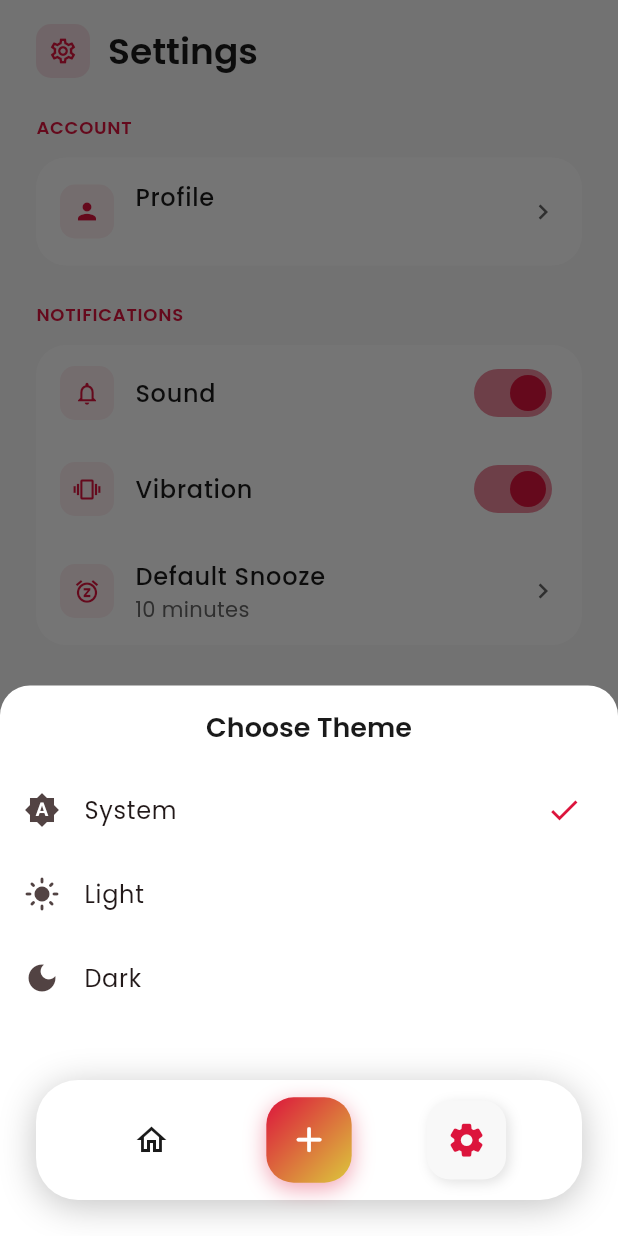
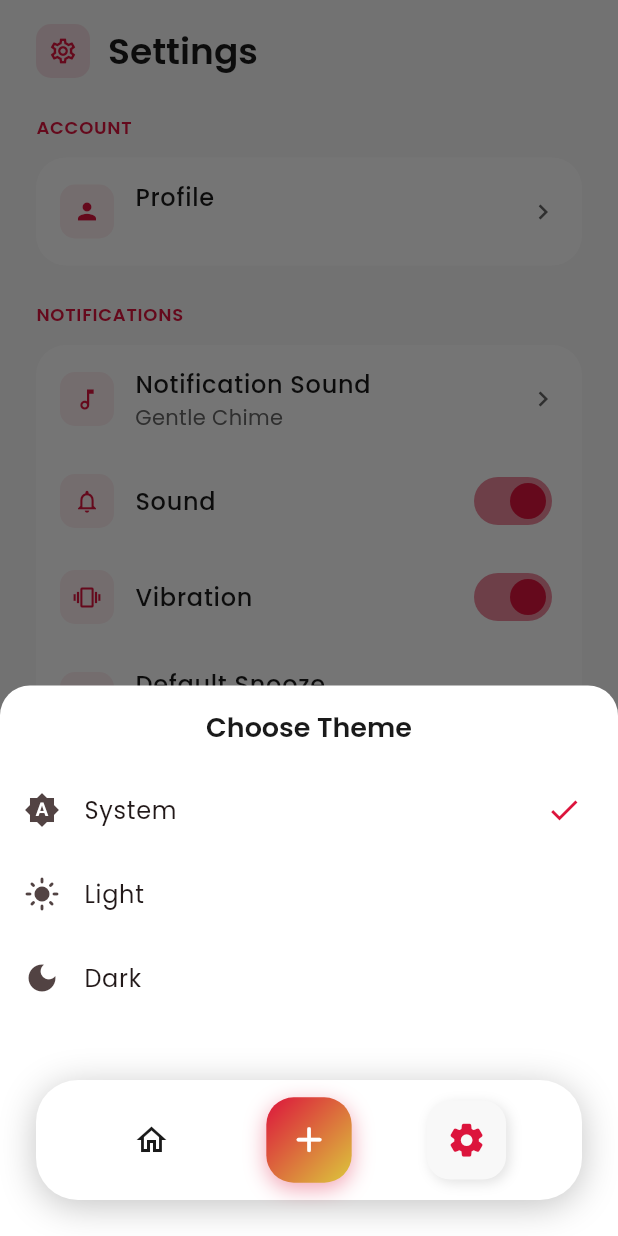
Before and after one commit to Mathew222/Ping, a Flutter app: the SettingsScreen screen opened by its route, after a tap on "Theme", on a phone screen of 412 x 824 dp. Run offline on Flutter 3.47's test engine with Material 3 defaults, Android fonts, the phone set to English and light mode, and no system bars; drawn by our look-alikes of flutter_animate; our stand-ins replace audioplayers, flutter_local_notifications, flutter_riverpod, go_router, google_fonts, shared_preferences and 2 more; accounts and stored records are empty.

Commit message:
Add custom notification sounds feature with preview functionality

```diff
--- /dev/null
+++ b/assets/sounds/urgent_alert.txt
@@ -0,0 +1,5 @@
+This is a placeholder file. Replace with actual urgent_alert.mp3 sound file.
+
+Download from: https://pixabay.com/sound-effects/search/alert%20notification/
+
+Look for an attention-grabbing alert sound (1-3 seconds).
--- a/lib/core/notifications/notification_service.dart
+++ b/lib/core/notifications/notification_service.dart
@@ -4,6 +4,7 @@ import 'package:flutter_local_notifications/flutter_local_notifications.dart';
 import 'package:timezone/timezone.dart' as tz;
 import 'package:timezone/data/latest.dart' as tz_data;
 import 'package:ping/features/reminders/domain/reminder.dart';
+import 'package:ping/core/sounds/sound_service.dart';
 
 /// NotificationService - Full implementation with Android/iOS notifications
 class NotificationService {
@@ -17,6 +18,14 @@ class NotificationService {
   int _lastSnoozeDuration = 10;
   int get lastSnoozeDuration => _lastSnoozeDuration;
   set lastSnoozeDuration(int value) => _lastSnoozeDuration = value;
+
+  // Current notification sound
+  NotificationSound _currentSound = NotificationSound.gentleChime;
+
+  /// Set the notification sound
+  void setNotificationSound(NotificationSound sound) {
+    _currentSound = sound;
+  }
 
   // Callback when user interacts with notification
   Function(String reminderId, String action, int? snoozeDuration)?
@@ -160,18 +169,19 @@ class NotificationService {
     // Use the reminder's last snooze duration, or default to 10 minutes
     final snoozeDuration = reminder.lastSnoozeDuration ?? _lastSnoozeDuration;
 
-    // Android notification with action buttons
+    // Android notification with action buttons and custom sound
     final androidDetails = AndroidNotificationDetails(
       'ping_reminders',
       'Ping Reminders',
       channelDescription: 'Reminder notifications from Ping',
-      importance: Importance.max, // Changed to max for better visibility
-      priority: Priority.max, // Changed to max
+      importance: Importance.max,
+      priority: Priority.max,
       playSound: true,
+      sound: RawResourceAndroidNotificationSound(
+          _currentSound.androidResourceName),
       enableVibration: true,
       category: AndroidNotificationCategory.reminder,
-      // Remove styleInformation to use default style which shows actions better
-      fullScreenIntent: true, // Show as heads-up notification
+      fullScreenIntent: true,
       actions: [
         const AndroidNotificationAction(
           'complete',
@@ -191,11 +201,12 @@ class NotificationService {
       ],
     );
 
-    // iOS notification
-    const iosDetails = DarwinNotificationDetails(
+    // iOS notification with custom sound
+    final iosDetails = DarwinNotificationDetails(
       presentAlert: true,
       presentBadge: true,
       presentSound: true,
+      sound: _currentSound.iosFileName,
       categoryIdentifier: 'reminder_category',
     );
 
--- /dev/null
+++ b/lib/core/sounds/sound_service.dart
@@ -0,0 +1,146 @@
+import 'package:flutter_riverpod/flutter_riverpod.dart';
+import 'package:shared_preferences/shared_preferences.dart';
+import 'package:audioplayers/audioplayers.dart';
+import 'package:flutter/foundation.dart';
+import 'package:flutter/services.dart';
+
+/// Available notification sounds
+enum NotificationSound {
+  gentleChime('Gentle Chime', 'gentle_chime'),
+  classicBell('Classic Bell', 'classic_bell'),
+  digitalBeep('Digital Beep', 'digital_beep'),
+  urgentAlert('Urgent Alert', 'urgent_alert');
+
+  final String displayName;
+  final String fileName;
+
+  const NotificationSound(this.displayName, this.fileName);
+
+  /// Get the sound resource name for Android notifications
+  String get androidResourceName => fileName;
+
+  /// Get the sound file name for iOS notifications
+  String get iosFileName => '$fileName.mp3';
+}
+
+/// Service to manage notification sound preferences
+class SoundService {
+  static const String _soundPreferenceKey = 'notification_sound';
+
+  // Audio player for previewing sounds
+  final AudioPlayer _audioPlayer = AudioPlayer();
+
+  /// Get the currently selected notification sound
+  Future<NotificationSound> getSelectedSound() async {
+    final prefs = await SharedPreferences.getInstance();
+    final soundName = prefs.getString(_soundPreferenceKey);
+
+    if (soundName == null) {
+      return NotificationSound.gentleChime; // Default
+    }
+
+    // Find matching sound
+    try {
+      return NotificationSound.values.firstWhere(
+        (sound) => sound.fileName == soundName,
+      );
+    } catch (e) {
+      return NotificationSound.gentleChime; // Fallback to default
+    }
+  }
+
+  /// Set the notification sound preference
+  Future<void> setSelectedSound(NotificationSound sound) async {
+    final prefs = await SharedPreferences.getInstance();
+    await prefs.setString(_soundPreferenceKey, sound.fileName);
+  }
+
+  /// Get all available sounds
+  List<NotificationSound> getAvailableSounds() {
+    return NotificationSound.values;
+  }
+
+  /// Preview a notification sound
+  Future<void> previewSound(NotificationSound sound) async {
+    try {
+      // Stop any currently playing sound
+      await _audioPlayer.stop();
+
+      if (kIsWeb) {
+        debugPrint('Sound preview not supported on web');
+        return;
+      }
+
+      // Try to play from assets
+      final assetPath = 'sounds/${sound.fileName}.mp3';
+      debugPrint('Attempting to preview sound: $assetPath');
+
+      try {
+        await _audioPlayer.play(AssetSource(assetPath));
+        debugPrint('✅ Sound preview playing: ${sound.displayName}');
+      } catch (assetError) {
+        // MP3 files not added yet - play system sound as fallback
+        debugPrint('⚠️ MP3 file not found, playing system sound as fallback');
+        debugPrint('Add MP3 files to assets/sounds/ for custom sounds');
+
+        // Play system click sound as feedback
+        await SystemSound.play(SystemSoundType.click);
+      }
+    } catch (e) {
+      debugPrint('Error previewing sound: $e');
+      // Last resort - try system sound
+      try {
+        await SystemSound.play(SystemSoundType.click);
+      } catch (_) {
+        // Silently fail
+      }
+    }
+  }
+
+  /// Stop any currently playing preview
+  Future<void> stopPreview() async {
+    await _audioPlayer.stop();
+  }
+
+  /// Dispose the audio player
+  void dispose() {
+    _audioPlayer.dispose();
+  }
+}
+
+/// Provider for the sound service
+final soundServiceProvider = Provider<SoundService>((ref) {
+  return SoundService();
+});
+
+/// Provider for the currently selected notification sound
+final selectedSoundProvider = FutureProvider<NotificationSound>((ref) async {
+  final soundService = ref.watch(soundServiceProvider);
+  return await soundService.getSelectedSound();
+});
+
+/// Provider to update the selected sound
+final soundSelectionProvider =
+    StateNotifierProvider<SoundSelectionNotifier, NotificationSound>((ref) {
+  return SoundSelectionNotifier(ref);
+});
+
+/// Notifier to manage sound selection state
+class SoundSelectionNotifier extends StateNotifier<NotificationSound> {
+  final Ref ref;
+
+  SoundSelectionNotifier(this.ref) : super(NotificationSound.gentleChime) {
+    _loadSound();
+  }
+
+  Future<void> _loadSound() async {
+    final soundService = ref.read(soundServiceProvider);
+    state = await soundService.getSelectedSound();
+  }
+
+  Future<void> setSound(NotificationSound sound) async {
+    final soundService = ref.read(soundServiceProvider);
+    await soundService.setSelectedSound(sound);
+    state = sound;
+  }
+}
--- a/lib/features/settings/presentation/screens/settings_screen.dart
+++ b/lib/features/settings/presentation/screens/settings_screen.dart
@@ -6,6 +6,8 @@ import 'package:go_router/go_router.dart';
 import 'package:ping/app/theme/ping_theme.dart';
 import 'package:ping/app/theme/theme_provider.dart';
 import 'package:ping/features/auth/presentation/providers/auth_provider.dart';
+import 'package:ping/core/sounds/sound_service.dart';
+import 'package:ping/core/notifications/notification_service.dart';
 
 /// Settings screen with neumorphic design
 class SettingsScreen extends ConsumerStatefulWidget {
@@ -63,6 +65,17 @@ class _SettingsScreenState extends ConsumerState<SettingsScreen> {
               child: _buildSection(
                 'Notifications',
                 [
+                  Consumer(
+                    builder: (context, ref, child) {
+                      final selectedSound = ref.watch(soundSelectionProvider);
+                      return _buildSettingsTile(
+                        icon: Icons.music_note_outlined,
+                        title: 'Notification Sound',
+                        subtitle: selectedSound.displayName,
+                        onTap: () => _showSoundPicker(),
+                      );
+                    },
+                  ),
                   _buildSwitchTile(
                     icon: Icons.notifications_outlined,
                     title: 'Sound',
@@ -373,6 +386,91 @@ class _SettingsScreenState extends ConsumerState<SettingsScreen> {
     );
   }
 
+  void _showSoundPicker() {
+    final currentSound = ref.read(soundSelectionProvider);
+    final soundService = ref.read(soundServiceProvider);
+    final availableSounds = NotificationSound.values;
+
+    showModalBottomSheet(
+      context: context,
+      backgroundColor: Theme.of(context).cardColor,
+      shape: const RoundedRectangleBorder(
+        borderRadius: BorderRadius.vertical(top: Radius.circular(20)),
+      ),
+      builder: (context) => SafeArea(
+        child: Column(
+          mainAxisSize: MainAxisSize.min,
+          children: [
+            Padding(
+              padding: const EdgeInsets.all(16),
+              child: Text(
+                'Notification Sound',
+                style: Theme.of(context).textTheme.titleLarge,
+              ),
+            ),
+            ...availableSounds.map((sound) => ListTile(
+                  leading: Icon(Icons.music_note, color: PingTheme.primaryRed),
+                  title: Text(sound.displayName),
+                  trailing: Row(
+                    mainAxisSize: MainAxisSize.min,
+                    children: [
+                      // Play button for preview
+                      IconButton(
+                        icon: Icon(
+                          Icons.play_circle_outline,
+                          color: PingTheme.primaryRed,
+                        ),
+                        onPressed: () {
+                          HapticFeedback.selectionClick();
+                          soundService.previewSound(sound);
+                        },
+                        tooltip: 'Preview sound',
+                      ),
+                      const SizedBox(width: 8),
+                      // Check mark if selected
+                      if (currentSound == sound)
+                        Icon(Icons.check, color: PingTheme.primaryRed)
+                      else
+                        const SizedBox(width: 24),
+                    ],
+                  ),
+                  onTap: () async {
+                    // Preview the sound first
+                    await soundService.previewSound(sound);
+
+                    // Wait a moment for the sound to start
+                    await Future.delayed(const Duration(milliseconds: 300));
+
+                    // Update the selected sound
+                    await ref
+                        .read(soundSelectionProvider.notifier)
+                        .setSound(sound);
+
+                    // Update the notification service
+                    NotificationService.instance.setNotificationSound(sound);
+
+                    if (mounted) {
+                      Navigator.pop(context);
+                      ScaffoldMessenger.of(context).showSnackBar(
+                        SnackBar(
+                          content:
+                              Text('Sound changed to ${sound.displayName}'),
+                          duration: const Duration(seconds: 2),
+                        ),
+                      );
+                    }
+                  },
+                )),
+            const SizedBox(height: 16),
+          ],
+        ),
+      ),
+    ).whenComplete(() {
+      // Stop any playing preview when modal is closed
+      soundService.stopPreview();
+    });
+  }
+
   void _showThemePicker() {
     final themeModeNotifier = ref.read(themeModeProvider.notifier);
     final currentThemeString = themeModeNotifier.themeModeString;
--- a/lib/main.dart
+++ b/lib/main.dart
@@ -4,6 +4,7 @@ import 'package:supabase_flutter/supabase_flutter.dart';
 import 'package:ping/app/app.dart';
 import 'package:ping/core/notifications/notification_service.dart';
 import 'package:ping/core/config/supabase_config.dart';
+import 'package:ping/core/sounds/sound_service.dart';
 
 Future<void> main() async {
   WidgetsFlutterBinding.ensureInitialized();
@@ -23,6 +24,12 @@ Future<void> main() async {
   // Initialize notification service
   await NotificationService.instance.initialize();
 
+  // Load and apply saved notification sound
+  final soundService = SoundService();
+  final savedSound = await soundService.getSelectedSound();
+  NotificationService.instance.setNotificationSound(savedSound);
+  debugPrint('Loaded notification sound: ${savedSound.displayName}');
+
   // TODO: Initialize Firebase
   // await Firebase.initializeApp();
 
--- a/pubspec.yaml
+++ b/pubspec.yaml
@@ -44,6 +44,8 @@ dependencies:
   collection: ^1.18.0
   go_router: ^13.0.0
   timezone: ^0.10.0
+  shared_preferences: ^2.2.2
+  audioplayers: ^5.2.1
 
 dev_dependencies:
   flutter_test:
@@ -55,3 +57,5 @@ dev_dependencies:
 
 flutter:
   uses-material-design: true
+  assets:
+    - assets/sounds/
```
Also changed, not shown: pubspec.lock, 11 other files.
